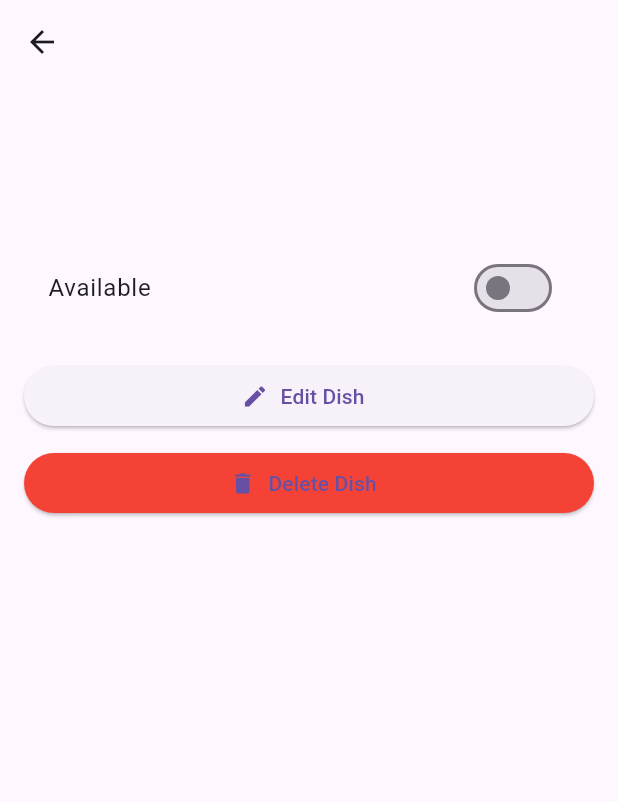
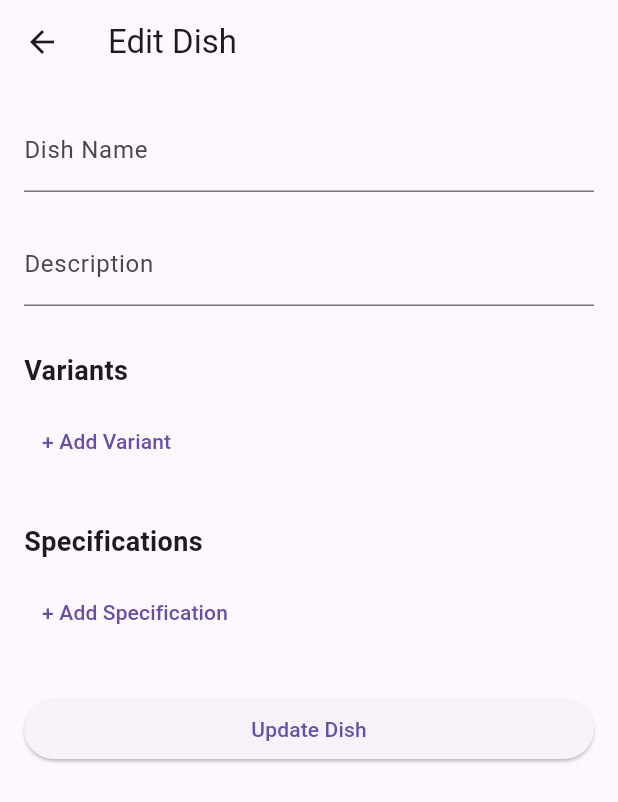
Before and after one commit to shakirkaki-dev/fudpin, a Flutter app: the MenuItemManagementScreen screen opened directly with empty values, after a tap on "Edit Dish", on a phone screen of 412 x 824 dp. Shown: the top 802 px of the screen. Run offline on Flutter 3.47's test engine with Material 3 defaults, Android fonts, the phone set to English and light mode, and no system bars; our stand-ins replace flutter_secure_storage, geolocator, google_maps_flutter; accounts and stored records are empty.

Commit message:
Fudpin frontend MVP: search results, restaurant detail screen, clickable other menu navigation, menu management and edit dish support

```diff
--- /dev/null
+++ b/lib/screens/edit_menu_item_screen.dart
@@ -0,0 +1,255 @@
+import 'package:flutter/material.dart';
+import '../services/api_service.dart';
+
+class EditMenuItemScreen extends StatefulWidget {
+
+  final Map menuItem;
+
+  const EditMenuItemScreen({super.key, required this.menuItem});
+
+  @override
+  State<EditMenuItemScreen> createState() => _EditMenuItemScreenState();
+}
+
+class _EditMenuItemScreenState extends State<EditMenuItemScreen> {
+
+  final _nameController = TextEditingController();
+  final _descController = TextEditingController();
+
+  List variants = [];
+  List specifications = [];
+
+  @override
+  void initState() {
+    super.initState();
+
+    _nameController.text = widget.menuItem["name"] ?? "";
+    _descController.text = widget.menuItem["description"] ?? "";
+
+    variants = List.from(widget.menuItem["variants"] ?? []);
+    specifications = List.from(widget.menuItem["specifications"] ?? []);
+  }
+
+  void addVariant() {
+
+    setState(() {
+      variants.add({
+        "name": "",
+        "price": 0
+      });
+    });
+
+  }
+
+  void addSpecification() {
+
+    setState(() {
+      specifications.add({
+        "label": "",
+        "value": ""
+      });
+    });
+
+  }
+
+  Future<void> updateDish() async {
+
+    await ApiService.updateMenuItem(
+      id: widget.menuItem["id"],
+      name: _nameController.text,
+      description: _descController.text,
+      variants: variants,
+      specifications: specifications,
+    );
+
+    if (!mounted) return;
+
+    Navigator.pop(context, true);
+
+  }
+
+  Widget buildVariantRow(int index) {
+
+    final variant = variants[index];
+
+    return Row(
+      children: [
+
+        Expanded(
+          child: TextFormField(
+            initialValue: variant["name"],
+            decoration: const InputDecoration(
+              labelText: "Variant Name",
+            ),
+            onChanged: (value) {
+              variant["name"] = value;
+            },
+          ),
+        ),
+
+        const SizedBox(width: 10),
+
+        Expanded(
+          child: TextFormField(
+            initialValue: variant["price"].toString(),
+            keyboardType: TextInputType.number,
+            decoration: const InputDecoration(
+              labelText: "Price",
+            ),
+            onChanged: (value) {
+              variant["price"] = double.tryParse(value) ?? 0;
+            },
+          ),
+        ),
+
+        IconButton(
+          icon: const Icon(Icons.delete),
+          onPressed: () {
+            setState(() {
+              variants.removeAt(index);
+            });
+          },
+        )
+
+      ],
+    );
+
+  }
+
+  Widget buildSpecificationRow(int index) {
+
+    final spec = specifications[index];
+
+    return Row(
+      children: [
+
+        Expanded(
+          child: TextFormField(
+            initialValue: spec["label"],
+            decoration: const InputDecoration(
+              labelText: "Label",
+            ),
+            onChanged: (value) {
+              spec["label"] = value;
+            },
+          ),
+        ),
+
+        const SizedBox(width: 10),
+
+        Expanded(
+          child: TextFormField(
+            initialValue: spec["value"],
+            decoration: const InputDecoration(
+              labelText: "Value",
+            ),
+            onChanged: (value) {
+              spec["value"] = value;
+            },
+          ),
+        ),
+
+        IconButton(
+          icon: const Icon(Icons.delete),
+          onPressed: () {
+            setState(() {
+              specifications.removeAt(index);
+            });
+          },
+        )
+
+      ],
+    );
+
+  }
+
+  @override
+  Widget build(BuildContext context) {
+
+    return Scaffold(
+
+      appBar: AppBar(
+        title: const Text("Edit Dish"),
+      ),
+
+      body: SingleChildScrollView(
+
+        padding: const EdgeInsets.all(16),
+
+        child: Column(
+
+          crossAxisAlignment: CrossAxisAlignment.start,
+
+          children: [
+
+            TextField(
+              controller: _nameController,
+              decoration: const InputDecoration(
+                labelText: "Dish Name",
+              ),
+            ),
+
+            const SizedBox(height: 20),
+
+            TextField(
+              controller: _descController,
+              decoration: const InputDecoration(
+                labelText: "Description",
+              ),
+            ),
+
+            const SizedBox(height: 30),
+
+            const Text(
+              "Variants",
+              style: TextStyle(fontSize: 18, fontWeight: FontWeight.bold),
+            ),
+
+            const SizedBox(height: 10),
+
+            ...List.generate(
+              variants.length,
+              (index) => buildVariantRow(index),
+            ),
+
+            TextButton(
+              onPressed: addVariant,
+              child: const Text("+ Add Variant"),
+            ),
+
+            const SizedBox(height: 30),
+
+            const Text(
+              "Specifications",
+              style: TextStyle(fontSize: 18, fontWeight: FontWeight.bold),
+            ),
+
+            const SizedBox(height: 10),
+
+            ...List.generate(
+              specifications.length,
+              (index) => buildSpecificationRow(index),
+            ),
+
+            TextButton(
+              onPressed: addSpecification,
+              child: const Text("+ Add Specification"),
+            ),
+
+            const SizedBox(height: 30),
+
+            SizedBox(
+              width: double.infinity,
+              child: ElevatedButton(
+                onPressed: updateDish,
+                child: const Text("Update Dish"),
+              ),
+            )
+
+          ],
+        ),
+      ),
+    );
+
+  }
+}
--- a/lib/screens/menu_item_management_screen.dart
+++ b/lib/screens/menu_item_management_screen.dart
@@ -1,5 +1,6 @@
 import 'package:flutter/material.dart';
 import '../services/api_service.dart';
+import 'edit_menu_item_screen.dart';
 
 class MenuItemManagementScreen extends StatefulWidget {
 
@@ -19,11 +20,14 @@ class _MenuItemManagementScreenState
     extends State<MenuItemManagementScreen> {
 
   late bool isAvailable;
+  late Map item;
 
   @override
   void initState() {
     super.initState();
-    isAvailable = widget.menuItem["is_available"];
+
+    item = widget.menuItem;
+    isAvailable = item["is_available"];
   }
 
   Future<void> toggleAvailability() async {
@@ -31,7 +35,7 @@ class _MenuItemManagementScreenState
     try {
 
       await ApiService.updateMenuItem(
-        id: widget.menuItem["id"],
+        id: item["id"],
         isAvailable: !isAvailable,
       );
 
@@ -55,7 +59,7 @@ class _MenuItemManagementScreenState
 
     try {
 
-      await ApiService.deleteMenuItem(widget.menuItem["id"]);
+      await ApiService.deleteMenuItem(item["id"]);
 
       if (!mounted) return;
 
@@ -73,10 +77,28 @@ class _MenuItemManagementScreenState
 
   }
 
+  Future<void> openEditScreen() async {
+
+    final updatedItem = await Navigator.push(
+      context,
+      MaterialPageRoute(
+        builder: (_) => EditMenuItemScreen(menuItem: item),
+      ),
+    );
+
+    if (updatedItem != null) {
+
+      setState(() {
+        item = updatedItem;
+        isAvailable = updatedItem["is_available"];
+      });
+
+    }
+
+  }
+
   @override
   Widget build(BuildContext context) {
-
-    final item = widget.menuItem;
 
     return Scaffold(
       appBar: AppBar(
@@ -115,9 +137,7 @@ class _MenuItemManagementScreenState
             SizedBox(
               width: double.infinity,
               child: ElevatedButton.icon(
-                onPressed: () {
-                  // Edit dish screen (later)
-                },
+                onPressed: openEditScreen,
                 icon: const Icon(Icons.edit),
                 label: const Text("Edit Dish"),
               ),
--- a/lib/services/api_service.dart
+++ b/lib/services/api_service.dart
@@ -85,24 +85,36 @@ class ApiService {
   // -------------------------
   static Future updateMenuItem({
     required int id,
+    String? name,
+    String? description,
     bool? isAvailable,
+    List? variants,
+    List? specifications,
   }) async {
 
     final uri = Uri.parse("$baseUrl/menu-items/$id");
 
     final headers = await _getAuthHeaders();
 
+    final Map<String, dynamic> body = {};
+
+    if (name != null) body["name"] = name;
+    if (description != null) body["description"] = description;
+    if (isAvailable != null) body["is_available"] = isAvailable;
+    if (variants != null) body["variants"] = variants;
+    if (specifications != null) body["specifications"] = specifications;
+
     final response = await http.put(
       uri,
       headers: headers,
-      body: jsonEncode({
-        "is_available": isAvailable
-      }),
+      body: jsonEncode(body),
     );
 
     if (response.statusCode != 200) {
       throw Exception("Failed to update menu item");
     }
+
+    return jsonDecode(response.body);
   }
 
   // -------------------------
```
Also changed, not shown: lib/screens/restaurant_detail_screen.dart (+35 -8 lines).
